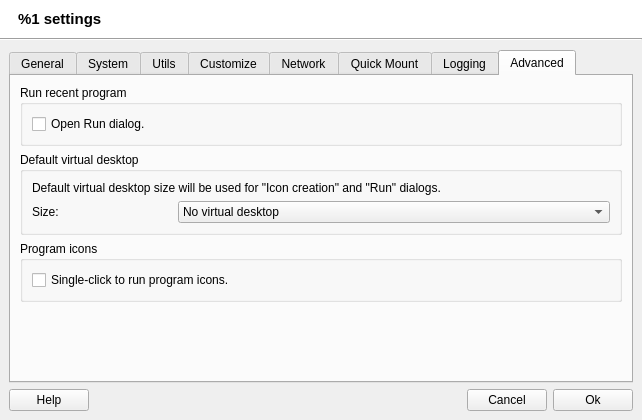
Above: src/q4wine-gui/uis/AppSettings.ui from brezerk/q4wine before the change. Below: the same form after it.
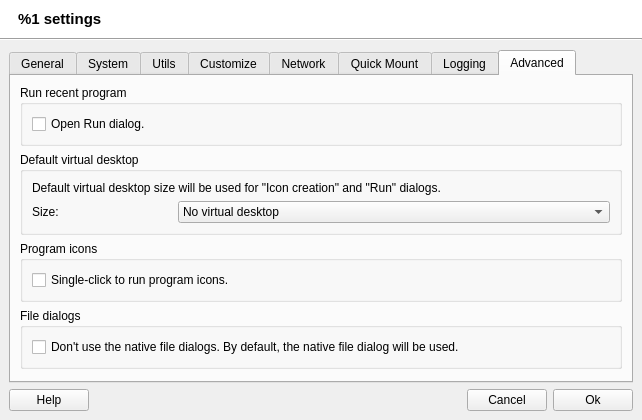
That is the form after the change. The open tabs and pages were chosen to show the change. Icons and pictures are not drawn.

Commit message: Adedd: allow to don't use native dialog option;

```diff
--- a/src/q4wine-gui/uis/AppSettings.ui
+++ b/src/q4wine-gui/uis/AppSettings.ui
@@ -1753,6 +1753,25 @@
             </layout>
            </widget>
           </item>
+          <item>
+           <widget class="QGroupBox" name="groupBox_15">
+            <property name="title">
+             <string>File dialogs</string>
+            </property>
+            <layout class="QVBoxLayout" name="_9">
+             <item>
+              <widget class="QCheckBox" name="chDontUseNativeDialog">
+               <property name="text">
+                <string>Don't use the native file dialogs. By default, the native file dialog will be used.</string>
+               </property>
+               <property name="checked">
+                <bool>false</bool>
+               </property>
+              </widget>
+             </item>
+            </layout>
+           </widget>
+          </item>
           <item>
            <spacer name="verticalSpacer_6">
             <property name="orientation">
```
The commit also changes 2 other files.
